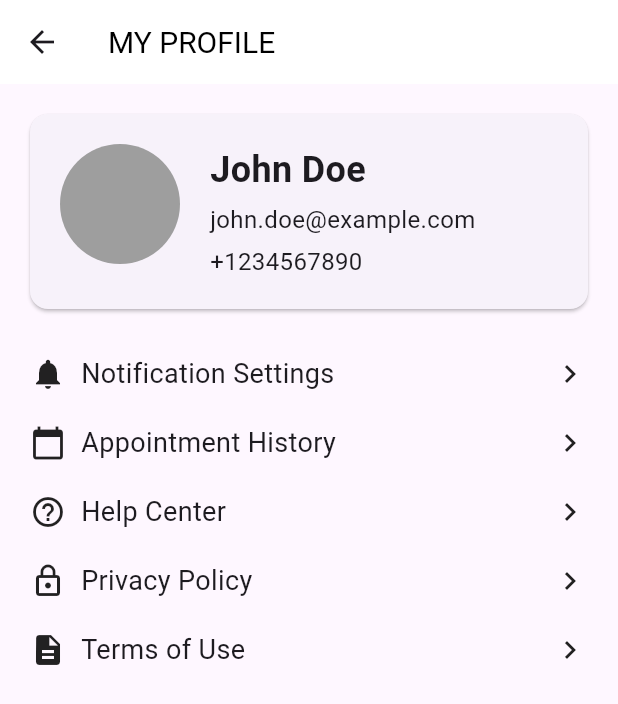
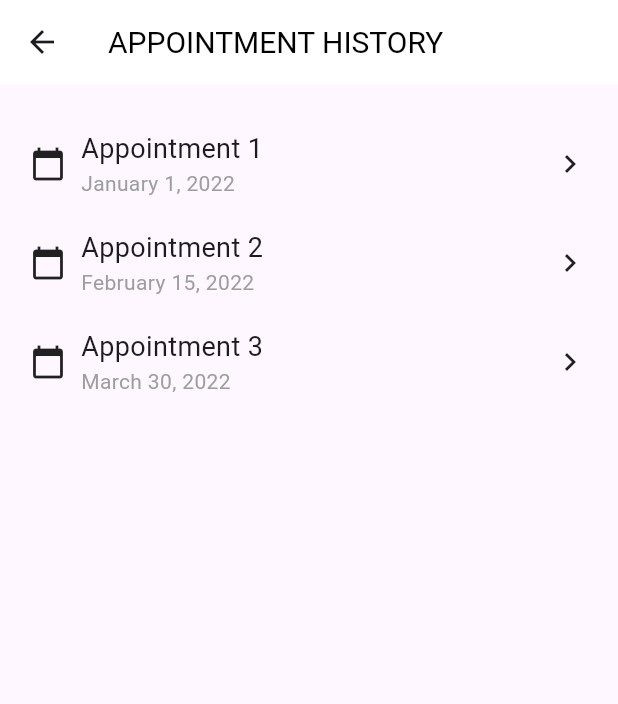
Before and after one commit to ahmadmalak123/Capstone, a Flutter app: the ProfilePage screen opened directly, after a tap on "Appointment History", on a phone screen of 412 x 824 dp. Shown: the top 704 px of the screen. Run offline on Flutter 3.47's test engine with Material 3 defaults, Android fonts, the phone set to English and light mode, and no system bars.

Commit message:
Almost done with pet owner user and starting with the vet user.

```diff
--- /dev/null
+++ b/lib/Pet Owner/Side_Pages/appointment_history_page.dart
@@ -0,0 +1,78 @@
+import 'package:flutter/material.dart';
+import 'appointment_info_page.dart'; // Import the AppointmentInfoPage
+
+class AppointmentHistoryPage extends StatelessWidget {
+  @override
+  Widget build(BuildContext context) {
+    return Scaffold(
+      appBar: AppBar(
+        backgroundColor: Colors.white,
+        title: Text(
+          'APPOINTMENT HISTORY',
+          style: TextStyle(fontSize: 20, color: Colors.black),
+        ),
+      ),
+      body: SingleChildScrollView(
+        child: Column(
+          crossAxisAlignment: CrossAxisAlignment.start,
+          children: [
+            SizedBox(height: 20),
+            _buildHistoryItem(Icons.calendar_today, 'Appointment 1', 'January 1, 2022', context),
+            _buildHistoryItem(Icons.calendar_today, 'Appointment 2', 'February 15, 2022', context),
+            _buildHistoryItem(Icons.calendar_today, 'Appointment 3', 'March 30, 2022', context),
+            // Add more history items as needed
+          ],
+        ),
+      ),
+    );
+  }
+
+  Widget _buildHistoryItem(IconData icon, String title, String date, BuildContext context) {
+    return InkWell(
+      onTap: () {
+        // Navigate to the AppointmentInfoPage with the specific appointment details
+        Navigator.push(
+          context,
+          MaterialPageRoute(
+            builder: (context) => AppointmentInfoPage(
+              appointmentTitle: title,
+              appointmentDate: date,
+              appointmentStatus: 'Scheduled', // Replace with actual appointment status
+              appointmentCategory: 'Checkup', // Replace with actual appointment category
+              appointmentPet: 'Fluffy', // Replace with actual pet name
+              appointmentDescription: 'Description of the appointment', // Replace with actual appointment description
+            ),
+          ),
+        );
+      },
+      child: Padding(
+        padding: EdgeInsets.symmetric(horizontal: 20, vertical: 10),
+        child: Row(
+          mainAxisAlignment: MainAxisAlignment.spaceBetween,
+          children: [
+            Row(
+              children: [
+                Icon(icon),
+                SizedBox(width: 10),
+                Column(
+                  crossAxisAlignment: CrossAxisAlignment.start,
+                  children: [
+                    Text(
+                      title,
+                      style: TextStyle(fontSize: 18),
+                    ),
+                    Text(
+                      date,
+                      style: TextStyle(fontSize: 14, color: Colors.grey),
+                    ),
+                  ],
+                ),
+              ],
+            ),
+            Icon(Icons.navigate_next),
+          ],
+        ),
+      ),
+    );
+  }
+}
--- a/lib/Pet Owner/Side_Pages/profile_page.dart
+++ b/lib/Pet Owner/Side_Pages/profile_page.dart
@@ -1,5 +1,9 @@
 import 'package:flutter/material.dart';
-import 'notifications_settings_page.dart'; // Import the notification settings page
+import 'notifications_settings_page.dart';
+import 'appointment_history_page.dart';
+import 'help_center_page.dart'; // Import the Help Center page
+import 'privacy_policy_page.dart'; // Import the Privacy Policy page
+import 'terms_of_use_page.dart'; // Import the Terms of Use page
 
 class ProfilePage extends StatelessWidget {
   @override
@@ -78,6 +82,30 @@ class ProfilePage extends StatelessWidget {
             context,
             MaterialPageRoute(builder: (context) => NotificationSettingsPage()),
           );
+        } else if (title == 'Appointment History') {
+          // Navigate to appointment history page
+          Navigator.push(
+            context,
+            MaterialPageRoute(builder: (context) => AppointmentHistoryPage()),
+          );
+        } else if (title == 'Help Center') {
+          // Navigate to help center page
+          Navigator.push(
+            context,
+            MaterialPageRoute(builder: (context) => HelpCenterPage()),
+          );
+        } else if (title == 'Privacy Policy') {
+          // Navigate to privacy policy page
+          Navigator.push(
+            context,
+            MaterialPageRoute(builder: (context) => PrivacyPolicyPage()),
+          );
+        } else if (title == 'Terms of Use') {
+          // Navigate to terms of use page
+          Navigator.push(
+            context,
+            MaterialPageRoute(builder: (context) => TermsOfUsePage()),
+          );
         } else {
           // Navigate to respective page (other options)
         }
--- a/lib/Pet Owner/main.dart
+++ b/lib/Pet Owner/main.dart
@@ -18,8 +18,6 @@ class MyApp extends StatelessWidget {
       initialRoute: '/',
       routes: {
         '/': (context) => HomePage(),
-        // '/pets': (context) => PetsPage(),
-        // '/Pet Shop': (context) => PetShopPage(),
       },
     );
   }
```
Also changed, not shown: lib/Pet Owner/Side_Pages/appointment_info_page.dart (added, +95 -0 lines), lib/Pet Owner/Side_Pages/help_center_page.dart (added, +54 -0 lines), lib/Pet Owner/Side_Pages/privacy_policy_page.dart (added, +25 -0 lines), lib/Pet Owner/Side_Pages/terms_of_use_page.dart (added, +25 -0 lines), lib/Vet/home.dart (added).
